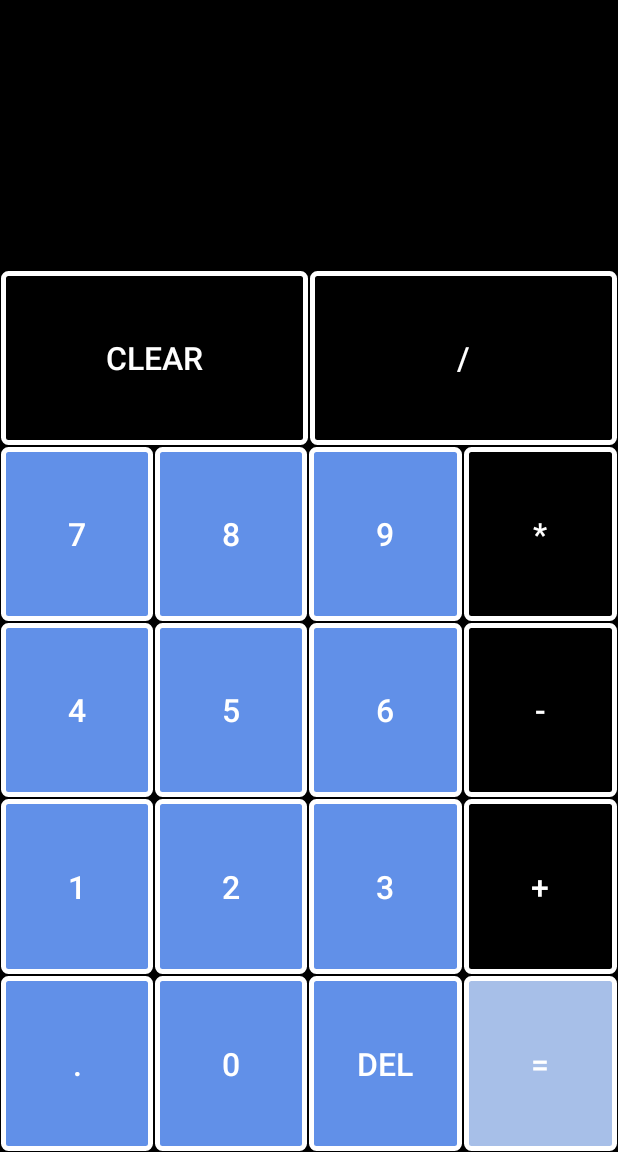
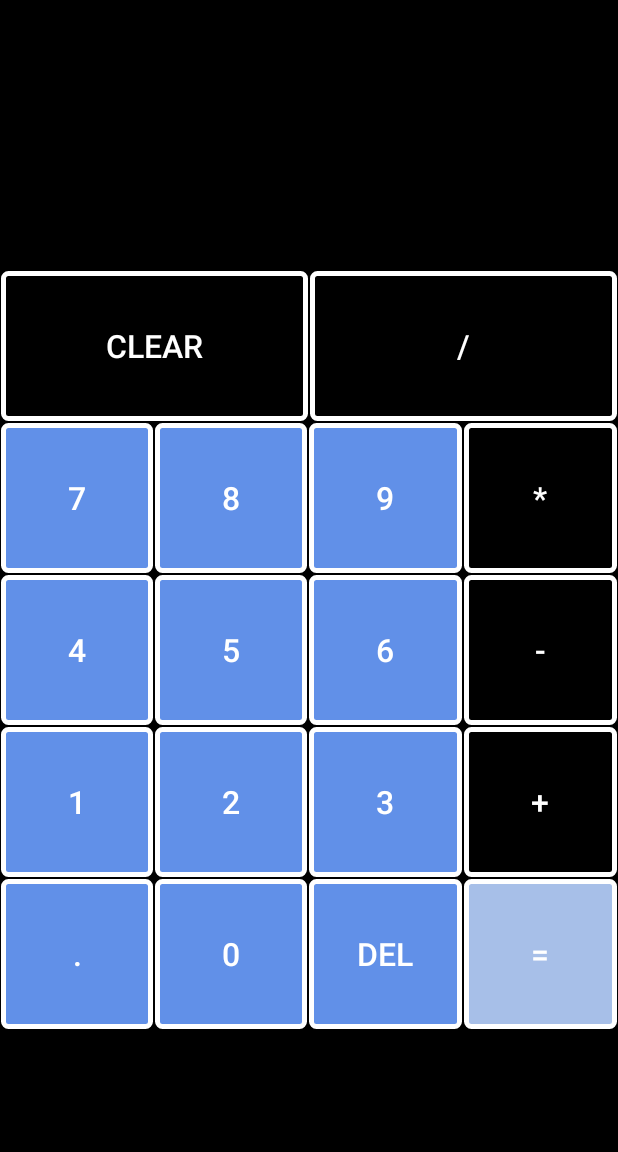
Before and after one commit to jay98a/Calculator, an Android app: the screen it shows after launch (MainActivity), on a phone screen of 412 x 824 dp, the part 84-1236 px from its top. Run offline under Robolectric (Android 15) with nearby library versions, the phone set to English and light mode, and no system bars; our stand-ins replace AdMob.

Commit message:
Advertise addition

```diff
--- a/app/src/main/AndroidManifest.xml
+++ b/app/src/main/AndroidManifest.xml
@@ -2,6 +2,9 @@
 <manifest xmlns:android="http://schemas.android.com/apk/res/android"
     xmlns:tools="http://schemas.android.com/tools"
     package="jay.learning.calculator">
+
+    <uses-permission android:name="android.permission.INTERNET" />
+    <uses-permission android:name="android.permission.ACCESS_NETWORK_STATE" />
 
     <application
         android:allowBackup="true"
@@ -13,6 +16,9 @@
         android:supportsRtl="true"
         android:theme="@style/Theme.Calculator"
         tools:targetApi="31">
+        <meta-data
+            android:name="com.google.android.gms.ads.APPLICATION_ID"
+            android:value="ca-app-pub-1874652612878142~1780064843"/>
         <activity
             android:name="jay.learning.calculator.MainActivity"
             android:exported="true">
--- a/app/src/main/java/jay/learning/calculator/MainActivity.kt
+++ b/app/src/main/java/jay/learning/calculator/MainActivity.kt
@@ -4,18 +4,27 @@ import androidx.appcompat.app.AppCompatActivity
 import android.os.Bundle
 import android.widget.Button
 import android.widget.TextView
-import jay.learning.calculator.R
+import com.google.android.gms.ads.AdRequest
+import com.google.android.gms.ads.AdView
 import net.objecthunter.exp4j.ExpressionBuilder
+import com.google.android.gms.ads.MobileAds
+
 
 class MainActivity : AppCompatActivity() {
 
     var temp_no: String = ""
     var operator_flag: Boolean = false
-
+    lateinit var mAdView : AdView
 
     override fun onCreate(savedInstanceState: Bundle?) {
         super.onCreate(savedInstanceState)
         setContentView(R.layout.activity_main)
+
+
+        MobileAds.initialize(this)
+        mAdView = findViewById(R.id.adView)
+        val adRequest = AdRequest.Builder().build()
+        mAdView.loadAd(adRequest)
 
         var num: String
 
@@ -106,25 +115,25 @@ class MainActivity : AppCompatActivity() {
         btn_plus.setOnClickListener {
             num = btn_plus.text.toString()
             if (tv_expression.text.toString().isNotEmpty()) {
-                actionBtn_condition_checks(num, operator_flag, tv_expression)
+                actionBtn_condition_checks(num, tv_expression)
             }
         }
         btn_minus.setOnClickListener {
             num = btn_minus.text.toString()
             if (tv_expression.text.toString().isNotEmpty()) {
-                actionBtn_condition_checks(num, operator_flag, tv_expression)
+                actionBtn_condition_checks(num,tv_expression)
             }
         }
         btn_mul.setOnClickListener {
             num = btn_mul.text.toString()
             if (tv_expression.text.toString().isNotEmpty()) {
-                actionBtn_condition_checks(num, operator_flag, tv_expression)
+                actionBtn_condition_checks(num, tv_expression)
             }
         }
         btn_div.setOnClickListener {
             num = btn_div.text.toString()
             if (tv_expression.text.toString().isNotEmpty()) {
-                actionBtn_condition_checks(num, operator_flag, tv_expression)
+                actionBtn_condition_checks(num, tv_expression)
             }
         }
 
@@ -163,7 +172,7 @@ class MainActivity : AppCompatActivity() {
         }
     }
 
-    private fun actionBtn_condition_checks(num: String, operatorFlag: Boolean, tvExpression: TextView) {
+    private fun actionBtn_condition_checks(num: String, tvExpression: TextView) {
         if (!operator_flag) {
             appendLast(num, tvExpression)
             operator_flag = true
--- a/app/src/main/res/layout/activity_main.xml
+++ b/app/src/main/res/layout/activity_main.xml
@@ -1,10 +1,10 @@
 <?xml version="1.0" encoding="utf-8"?>
 
-<androidx.appcompat.widget.LinearLayoutCompat
-    xmlns:android="http://schemas.android.com/apk/res/android"
+<androidx.appcompat.widget.LinearLayoutCompat xmlns:android="http://schemas.android.com/apk/res/android"
     xmlns:tools="http://schemas.android.com/tools"
     android:layout_width="match_parent"
     android:layout_height="match_parent"
+    xmlns:ads="http://schemas.android.com/apk/res-auto"
     tools:context="jay.learning.calculator.MainActivity"
     android:background="@android:color/black"
     android:orientation="vertical">
@@ -170,7 +170,25 @@
 
         </LinearLayout>
 
+    <LinearLayout
+        android:layout_width="match_parent"
+        android:layout_height="0dp"
+        android:layout_weight="0.8"
+        android:orientation="horizontal">
+
+        <com.google.android.gms.ads.AdView
+            android:id="@+id/adView"
+            android:layout_width="match_parent"
+            android:layout_height="match_parent"
+            android:layout_centerHorizontal="true"
+            android:layout_alignParentBottom="true"
+            ads:adSize="BANNER"
+            ads:adUnitId="ca-app-pub-1874652612878142/5096509237"
+            />
+        <!-- App Id ads:adUnitId="ca-app-pub-1874652612878142/5096509237" -->
+        <!-- Test Id ads:adUnitId="ca-app-pub-3940256099942544/6300978111" -->
     </LinearLayout>
 
+    </LinearLayout>
 
 </androidx.appcompat.widget.LinearLayoutCompat>
```
Also changed, not shown: app/build.gradle (+5 -3 lines), 1 other file. Lines whose indentation alone changed are shown as unchanged.
